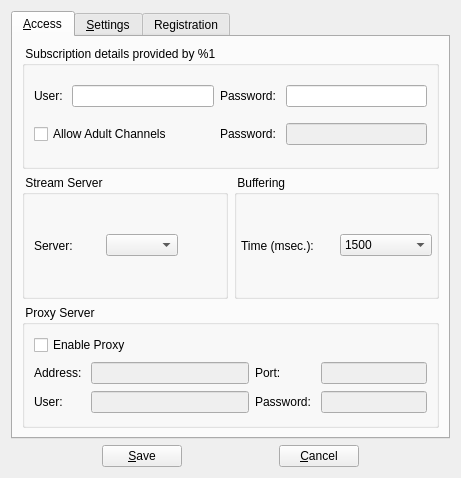
code-google-com/vlc-record, file vlc-record/forms/csettingsdlg.ui: the form before one commit.
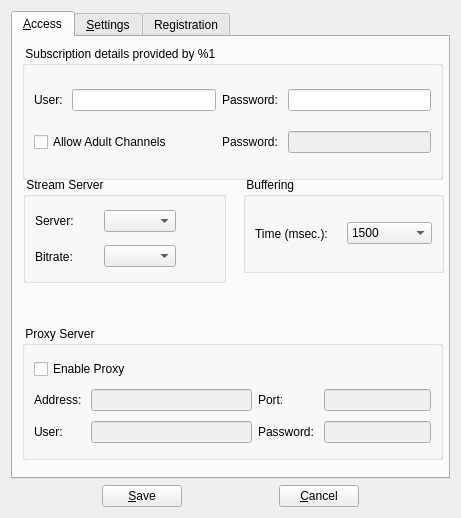
The form after the commit. Icons and pictures are not drawn.

Diff of the .ui file:
```diff
--- a/vlc-record/forms/csettingsdlg.ui
+++ b/vlc-record/forms/csettingsdlg.ui
@@ -7,7 +7,7 @@
     <x>0</x>
     <y>0</y>
     <width>461</width>
-    <height>445</height>
+    <height>518</height>
    </rect>
   </property>
   <property name="windowTitle">
@@ -26,9 +26,15 @@
       <attribute name="title">
        <string>&amp;Access</string>
       </attribute>
-      <layout class="QGridLayout" name="gridLayout_5">
-       <item row="0" column="0" colspan="2">
         <widget class="QGroupBox" name="groupAccount">
+       <property name="geometry">
+        <rect>
+         <x>9</x>
+         <y>9</y>
+         <width>421</width>
+         <height>134</height>
+        </rect>
+       </property>
          <property name="title">
           <string> Subscription details provided by %1 </string>
          </property>
@@ -83,24 +89,30 @@
           </item>
          </layout>
         </widget>
-       </item>
-       <item row="1" column="0">
         <widget class="QGroupBox" name="groupStreamServer">
+       <property name="geometry">
+        <rect>
+         <x>10</x>
+         <y>140</y>
+         <width>203</width>
+         <height>106</height>
+        </rect>
+       </property>
          <property name="title">
           <string> Stream Server </string>
          </property>
-         <layout class="QHBoxLayout" name="horizontalLayout_2">
-          <item>
+       <layout class="QGridLayout" name="gridLayout_7">
+        <item row="0" column="0">
            <widget class="QLabel" name="labStreamServer">
             <property name="text">
              <string>Server: </string>
             </property>
            </widget>
           </item>
-          <item>
+        <item row="0" column="1">
            <widget class="QComboBox" name="cbxStreamServer"/>
           </item>
-          <item>
+        <item row="0" column="2">
            <widget class="QToolButton" name="btnSaveStreamServer">
             <property name="maximumSize">
              <size>
@@ -126,26 +138,65 @@
             </property>
            </widget>
           </item>
-         </layout>
+        <item row="1" column="0">
+         <widget class="QLabel" name="labBitRate">
+          <property name="text">
+           <string>Bitrate:</string>
+          </property>
         </widget>
        </item>
        <item row="1" column="1">
+         <widget class="QComboBox" name="cbxBitRate"/>
+        </item>
+        <item row="1" column="2">
+         <widget class="QToolButton" name="btnSaveBitrate">
+          <property name="maximumSize">
+           <size>
+            <width>32</width>
+            <height>32</height>
+           </size>
+          </property>
+          <property name="text">
+           <string/>
+          </property>
+          <property name="icon">
+           <iconset resource="../vlc-record.qrc">
+            <normaloff>:/app/save</normaloff>:/app/save</iconset>
+          </property>
+          <property name="iconSize">
+           <size>
+            <width>24</width>
+            <height>24</height>
+           </size>
+          </property>
+          <property name="autoRaise">
+           <bool>true</bool>
+          </property>
+         </widget>
+        </item>
+       </layout>
+      </widget>
         <widget class="QGroupBox" name="groupBuffer">
+       <property name="geometry">
+        <rect>
+         <x>230</x>
+         <y>140</y>
+         <width>201</width>
+         <height>96</height>
+        </rect>
+       </property>
          <property name="title">
           <string> Buffering </string>
          </property>
-         <layout class="QHBoxLayout" name="horizontalLayout">
-          <property name="margin">
-           <number>4</number>
-          </property>
-          <item>
+       <layout class="QGridLayout" name="gridLayout_5">
+        <item row="0" column="0" rowspan="2">
            <widget class="QLabel" name="labBuffer">
             <property name="text">
              <string>Time (msec.):</string>
             </property>
            </widget>
           </item>
-          <item>
+        <item row="0" column="2" rowspan="2">
            <widget class="QComboBox" name="cbxBufferSeconds">
             <item>
              <property name="text">
@@ -201,9 +252,15 @@
           </item>
          </layout>
         </widget>
-       </item>
-       <item row="2" column="0" colspan="2">
         <widget class="QGroupBox" name="groupProxy">
+       <property name="geometry">
+        <rect>
+         <x>9</x>
+         <y>289</y>
+         <width>421</width>
+         <height>134</height>
+        </rect>
+       </property>
          <property name="title">
           <string> Proxy Server </string>
          </property>
@@ -294,8 +351,6 @@
           </item>
          </layout>
         </widget>
-       </item>
-      </layout>
      </widget>
      <widget class="QWidget" name="tabStdSettings">
       <attribute name="title">
```
Lines whose indentation alone changed are shown as unchanged.
